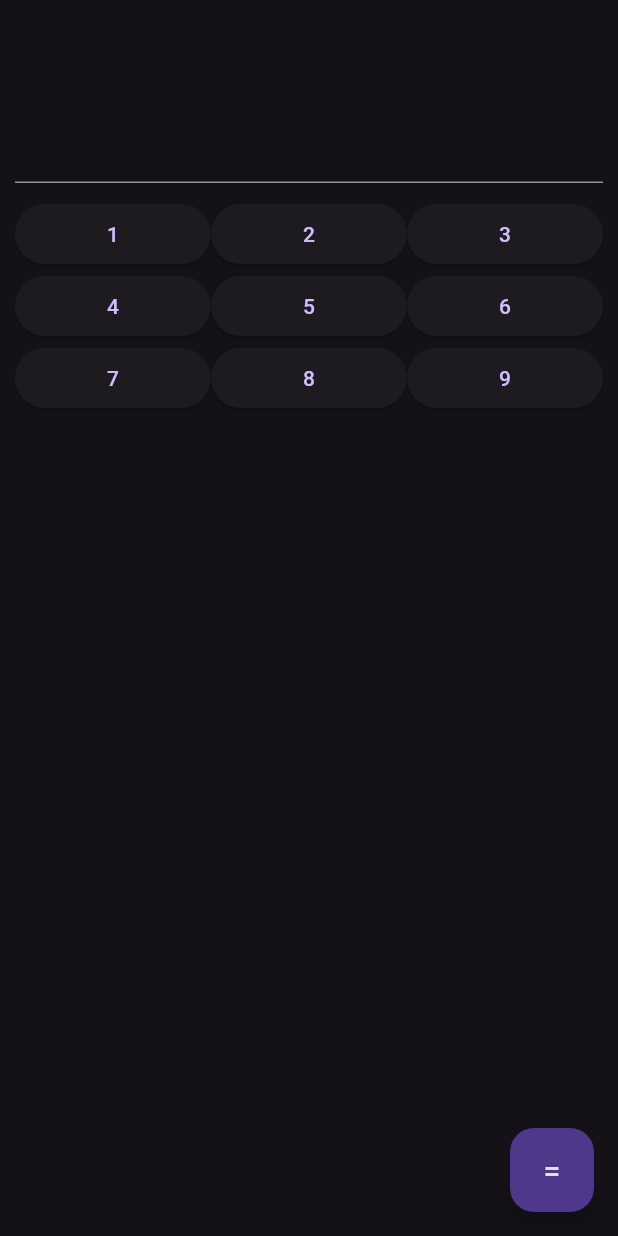
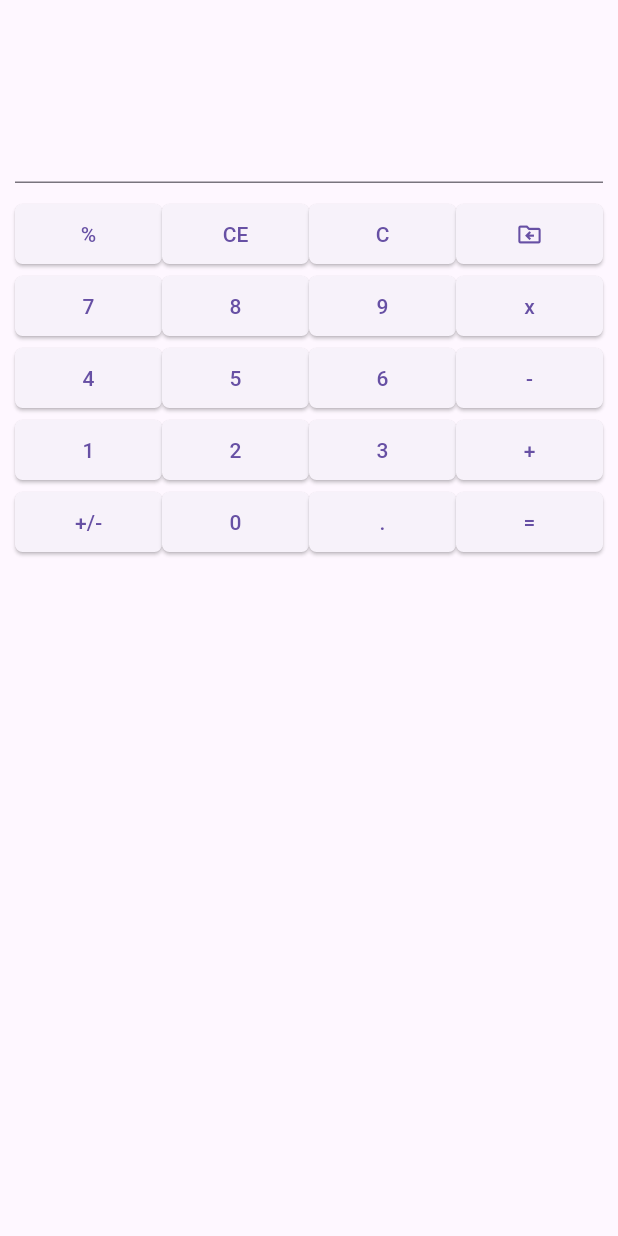
Before and after one commit to CerberusProgrammer/calculator, a Flutter app: the screen it shows after launch, on a phone screen of 412 x 824 dp. Run offline on Flutter 3.47's test engine with Material 2 defaults, Android fonts, the phone set to English and light mode, and no system bars.

Commit message:
TO DO: - Functionality operations. - Responsive design of the buttons. - Change the theme. - Display the result. - Copy the result.

```diff
--- a/lib/home.dart
+++ b/lib/home.dart
@@ -8,6 +8,8 @@ class Home extends StatefulWidget {
 }
 
 class _Home extends State<Home> {
+  TextEditingController numbersInput = TextEditingController();
+
   List<Widget> numericButtons = [];
 
   @override
@@ -20,28 +22,19 @@ class _Home extends State<Home> {
           padding: const EdgeInsets.all(10),
           child: Column(
             children: [
-              const Padding(
-                padding: EdgeInsets.only(bottom: 10),
+              Padding(
+                padding: const EdgeInsets.only(bottom: 10),
                 child: TextField(
+                  textAlign: TextAlign.end,
+                  controller: numbersInput,
                   keyboardType: TextInputType.multiline,
                   maxLines: 4,
                 ),
               ),
-              buttons()
+              buttons(),
             ],
           ),
         ),
-      ),
-      floatingActionButton: FloatingActionButton(
-        child: const Center(
-            child: Text(
-          '=',
-          style: TextStyle(
-            fontSize: 20,
-            height: 1,
-          ),
-        )),
-        onPressed: () {},
       ),
     );
   }
@@ -51,7 +44,15 @@ class _Home extends State<Home> {
       numericButtons.add(
         Expanded(
           child: ElevatedButton(
-            onPressed: () {},
+            style: ElevatedButton.styleFrom(
+                shape: const RoundedRectangleBorder(
+              borderRadius: BorderRadius.all(Radius.circular(5)),
+            )),
+            onPressed: () {
+              setState(() {
+                numbersInput.text += i.toString();
+              });
+            },
             child: Text(i.toString()),
           ),
         ),
@@ -60,21 +61,160 @@ class _Home extends State<Home> {
   }
 
   Widget buttons() {
+    ButtonStyle style = ElevatedButton.styleFrom(
+        shape: const RoundedRectangleBorder(
+      borderRadius: BorderRadius.all(Radius.circular(5)),
+    ));
+
     return Column(
       mainAxisAlignment: MainAxisAlignment.center,
       children: [
+        Row(children: [
+          Expanded(
+              child: ElevatedButton(
+            style: style,
+            onPressed: () {
+              setState(() {
+                numbersInput.text += ' %\n';
+              });
+            },
+            child: const Text('%'),
+          )),
+          Expanded(
+              child: ElevatedButton(
+            style: style,
+            onPressed: () {
+              setState(() {
+                numbersInput.text += '';
+              });
+            },
+            child: const Text('CE'),
+          )),
+          Expanded(
+              child: ElevatedButton(
+            style: style,
+            onPressed: () {
+              setState(() {
+                numbersInput.text += '';
+              });
+            },
+            child: const Text('C'),
+          )),
+          Expanded(
+              child: ElevatedButton(
+            style: style,
+            onPressed: () {
+              setState(() {
+                numbersInput.text = numbersInput.text
+                    .substring(0, numbersInput.text.length - 1);
+              });
+            },
+            onLongPress: () {
+              setState(() {
+                numbersInput.text = '';
+              });
+            },
+            child: const Icon(Icons.drive_file_move_rtl_outlined),
+          ))
+        ]),
         Row(
           crossAxisAlignment: CrossAxisAlignment.start,
-          children: numericButtons.sublist(0, 3),
+          children: [
+            numericButtons[6],
+            numericButtons[7],
+            numericButtons[8],
+            Expanded(
+                child: ElevatedButton(
+              style: style,
+              onPressed: () {
+                setState(() {
+                  numbersInput.text += '';
+                });
+              },
+              child: const Text('x'),
+            )),
+          ],
         ),
         Row(
           mainAxisAlignment: MainAxisAlignment.center,
-          children: numericButtons.sublist(3, 6),
+          children: [
+            numericButtons[3],
+            numericButtons[4],
+            numericButtons[5],
+            Expanded(
+                child: ElevatedButton(
+              style: style,
+              onPressed: () {
+                setState(() {
+                  numbersInput.text += '';
+                });
+              },
+              child: const Text('-'),
+            )),
+          ],
         ),
         Row(
           mainAxisAlignment: MainAxisAlignment.center,
-          children: numericButtons.sublist(6, 9),
+          children: [
+            numericButtons[0],
+            numericButtons[1],
+            numericButtons[2],
+            Expanded(
+                child: ElevatedButton(
+              style: style,
+              onPressed: () {
+                setState(() {
+                  numbersInput.text += '';
+                });
+              },
+              child: const Text('+'),
+            )),
+          ],
         ),
+        Row(
+          children: [
+            Expanded(
+                child: ElevatedButton(
+              style: style,
+              onPressed: () {
+                setState(() {
+                  numbersInput.text += '';
+                });
+              },
+              child: const Text('+/-'),
+            )),
+            Expanded(
+                child: ElevatedButton(
+              style: style,
+              onPressed: () {
+                setState(() {
+                  numbersInput.text += '';
+                });
+              },
+              child: const Text('0'),
+            )),
+            Expanded(
+                child: ElevatedButton(
+              style: style,
+              onPressed: () {
+                setState(() {
+                  numbersInput.text += '';
+                });
+              },
+              child: const Text('.'),
+            )),
+            Expanded(
+                child: ElevatedButton(
+              style: style,
+              onPressed: () {
+                setState(() {
+                  numbersInput.text += '';
+                });
+              },
+              child: const Text('='),
+            )),
+          ],
+        )
       ],
     );
   }
--- a/lib/main.dart
+++ b/lib/main.dart
@@ -7,7 +7,10 @@ void main() {
     MaterialApp(
       debugShowCheckedModeBanner: false,
       title: 'Calculator',
-      theme: ThemeData.dark(
+      theme: ThemeData(
+        brightness: Brightness.light,
+        primaryColor: Colors.green,
+        primarySwatch: Colors.green,
         useMaterial3: true,
       ),
       home: const Home(),
```
